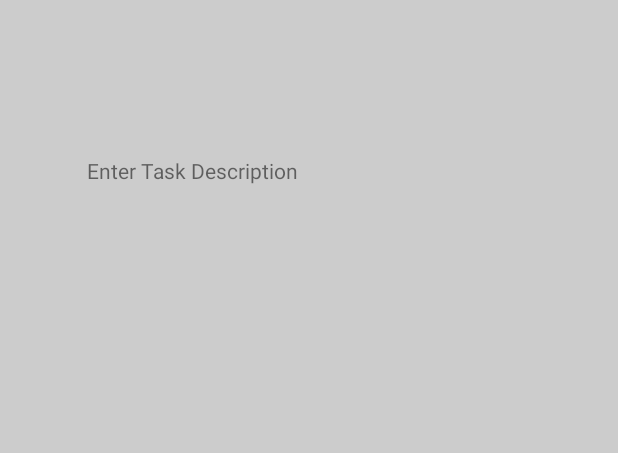
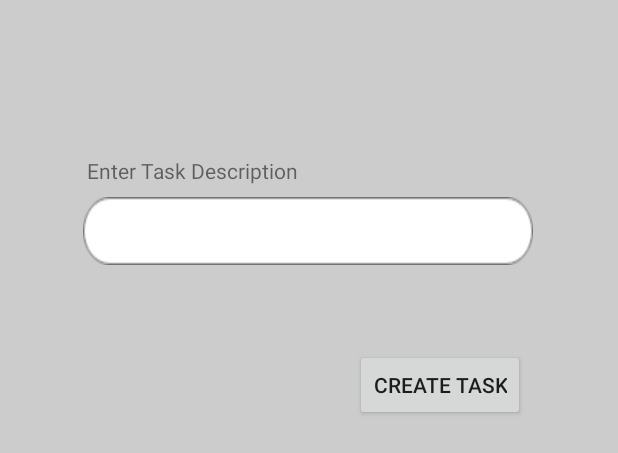
Before and after one commit to whehdwns/Scavenger-Hunt-Mobile-Application, an Android app: the layout activity_pop.xml on its own in the app's theme, with its tools: preview values and no code run, on a phone screen of 412 x 824 dp. Shown: the top 453 px of the screen. Run offline under Robolectric (Android 15) with nearby library versions, the phone set to English and light mode, and no system bars.

Commit message:
fixed popup

```diff
--- a/app/src/main/java/com/example/login/main/Pop.java
+++ b/app/src/main/java/com/example/login/main/Pop.java
@@ -3,13 +3,21 @@ package com.example.login.main;
 import android.support.v7.app.AppCompatActivity;
 import android.os.Bundle;
 import android.util.DisplayMetrics;
+import android.view.Gravity;
+import android.view.WindowManager;
+import android.widget.Button;
+import android.widget.EditText;
 
 import com.example.login.R;
 
 public class Pop extends AppCompatActivity {
-
+        EditText editTextDescription;
+        Button buttonCreateTask;
     @Override
     protected void onCreate(Bundle savedInstanceState) {
+        EditText editTextDescription = (EditText) findViewById(R.id.editTextDescription);
+        Button buttonCreateTask = (Button) findViewById(R.id.buttonCreateTask);
+
         super.onCreate(savedInstanceState);
         setContentView(R.layout.activity_pop);
         DisplayMetrics dm = new DisplayMetrics();
@@ -19,5 +27,11 @@ public class Pop extends AppCompatActivity {
         int height = dm.heightPixels;
 
         getWindow().setLayout((int)(width*.8),(int)(height*.6));
+
+        WindowManager.LayoutParams params =  getWindow().getAttributes();
+        params.gravity = Gravity.CENTER;
+        params.x = 0;
+        params.y = 60;
+        getWindow().setAttributes(params);
     }
 }
--- a/app/src/main/res/layout/activity_pop.xml
+++ b/app/src/main/res/layout/activity_pop.xml
@@ -21,4 +21,35 @@
         app:layout_constraintStart_toStartOf="parent"
         app:layout_constraintTop_toTopOf="parent" />
 
+    <EditText
+        android:id="@+id/editTextDescription"
+        android:layout_width="300dp"
+        android:layout_height="45dp"
+        android:layout_marginStart="8dp"
+        android:layout_marginLeft="8dp"
+        android:layout_marginTop="8dp"
+        android:layout_marginEnd="8dp"
+        android:layout_marginRight="8dp"
+        android:background="@drawable/rect"
+        android:paddingLeft="20dp"
+        android:paddingRight="20dp"
+        app:layout_constraintEnd_toEndOf="parent"
+        app:layout_constraintHorizontal_bias="0.49"
+        app:layout_constraintStart_toStartOf="parent"
+        app:layout_constraintTop_toBottomOf="@+id/textView" />
+
+    <Button
+        android:id="@+id/buttonCreateTask"
+        android:layout_width="wrap_content"
+        android:layout_height="wrap_content"
+        android:layout_marginStart="8dp"
+        android:layout_marginLeft="8dp"
+        android:layout_marginTop="56dp"
+        android:layout_marginEnd="8dp"
+        android:layout_marginRight="8dp"
+        android:text="Create Task"
+        app:layout_constraintEnd_toEndOf="parent"
+        app:layout_constraintHorizontal_bias="0.81"
+        app:layout_constraintStart_toStartOf="parent"
+        app:layout_constraintTop_toBottomOf="@+id/editTextDescription" />
 </android.support.constraint.ConstraintLayout>
```
